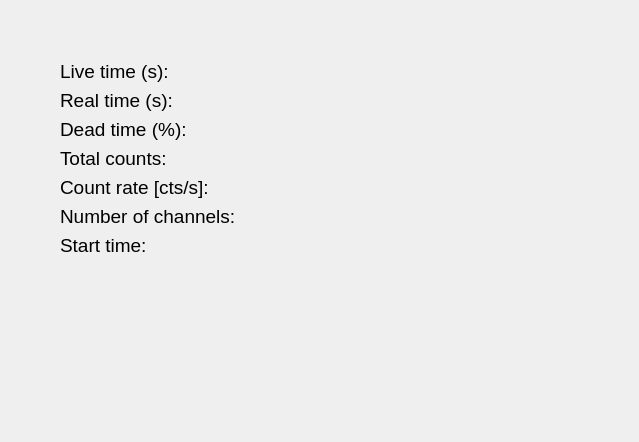
mauricioAyllon/NASA-gamma, file nasagamma/win_cnf.ui: the form before one commit.
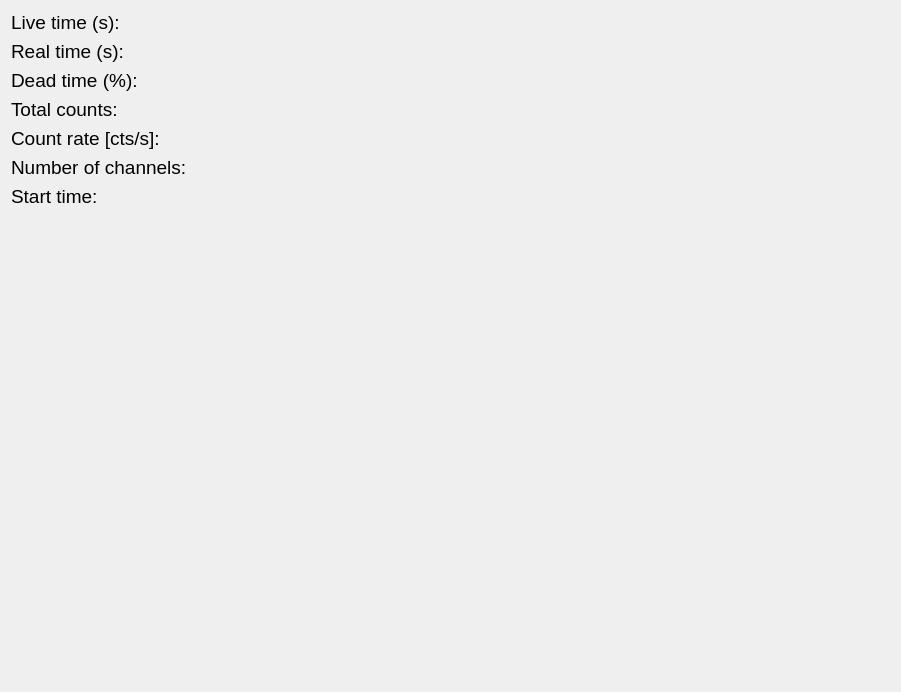
The form after the commit.

Commit message: Resized window

The edit to the form file:
```diff
--- a/nasagamma/win_cnf.ui
+++ b/nasagamma/win_cnf.ui
@@ -6,8 +6,8 @@
    <rect>
     <x>0</x>
     <y>0</y>
-    <width>639</width>
-    <height>442</height>
+    <width>901</width>
+    <height>692</height>
    </rect>
   </property>
   <property name="palette">
@@ -50,15 +50,8 @@
   <property name="windowTitle">
    <string>Dialog</string>
   </property>
-  <widget class="QWidget" name="formLayoutWidget">
-   <property name="geometry">
-    <rect>
-     <x>60</x>
-     <y>60</y>
-     <width>421</width>
-     <height>251</height>
-    </rect>
-   </property>
+  <layout class="QGridLayout" name="gridLayout">
+   <item row="0" column="0">
    <layout class="QFormLayout" name="formLayout">
     <item row="0" column="0">
      <widget class="QLabel" name="label">
@@ -229,7 +222,8 @@
      </widget>
     </item>
    </layout>
-  </widget>
+   </item>
+  </layout>
  </widget>
  <resources/>
  <connections/>
```
Lines whose indentation alone changed are shown as unchanged.
